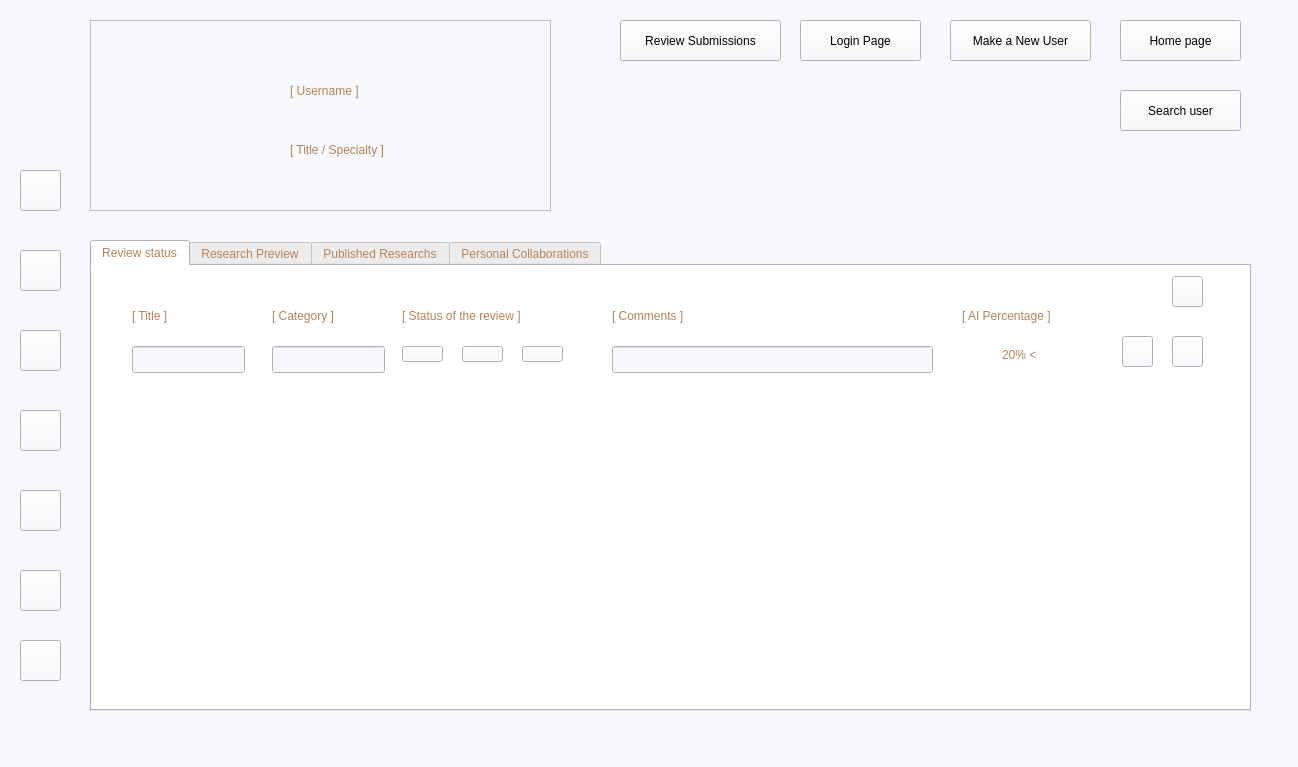
The window that mainwindow.ui (Confused-Guy/Smart-research-publication-management) describes before a commit, drawn with Qt 5.
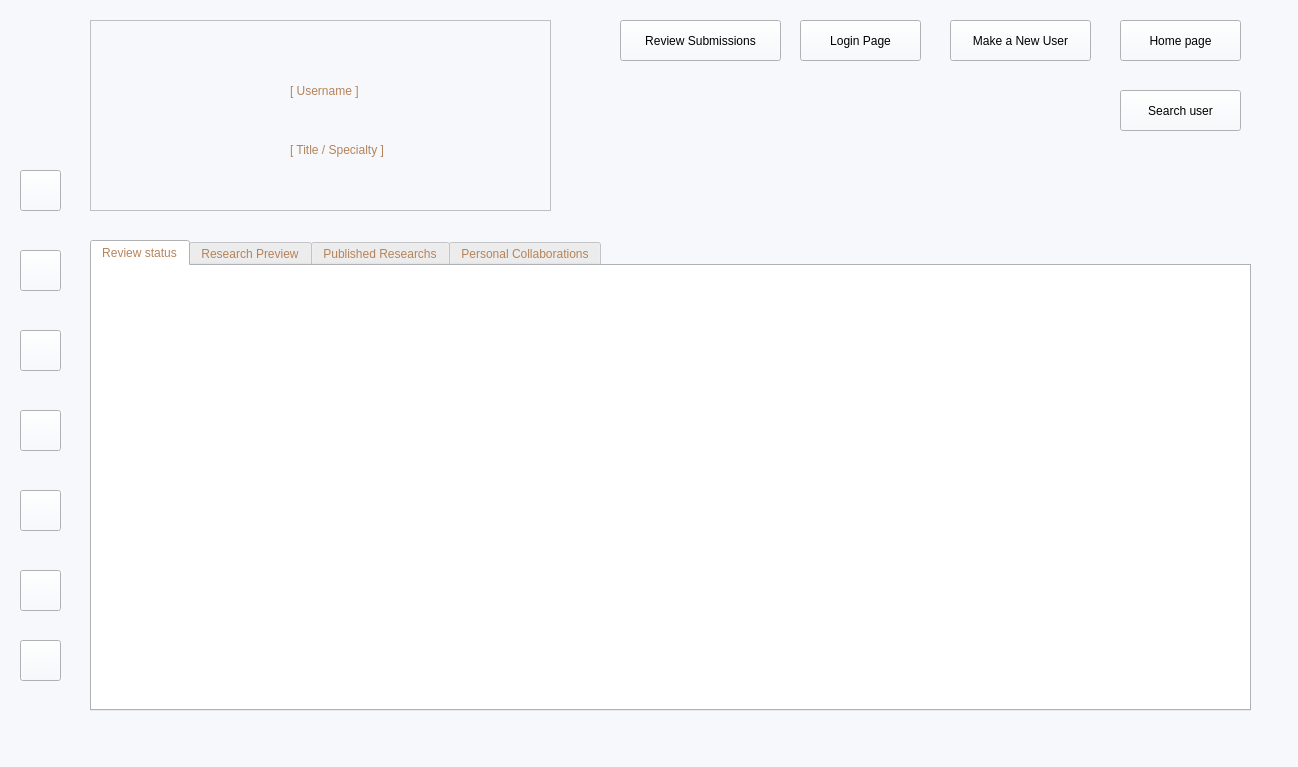
The same window after the commit. The open tabs and pages were chosen to show the change. Icons and pictures are not drawn.

The edit to the form file:
```diff
--- a/mainwindow.ui
+++ b/mainwindow.ui
@@ -1565,219 +1565,6 @@
        <attribute name="title">
         <string>Review status</string>
        </attribute>
-       <widget class="QLabel" name="label_29">
-        <property name="geometry">
-         <rect>
-          <x>40</x>
-          <y>40</y>
-          <width>61</width>
-          <height>19</height>
-         </rect>
-        </property>
-        <property name="text">
-         <string>[ Title ]   </string>
-        </property>
-       </widget>
-       <widget class="QLabel" name="label_30">
-        <property name="geometry">
-         <rect>
-          <x>310</x>
-          <y>40</y>
-          <width>171</width>
-          <height>19</height>
-         </rect>
-        </property>
-        <property name="text">
-         <string>[ Status of the review ]</string>
-        </property>
-       </widget>
-       <widget class="QLabel" name="label_31">
-        <property name="geometry">
-         <rect>
-          <x>180</x>
-          <y>40</y>
-          <width>91</width>
-          <height>19</height>
-         </rect>
-        </property>
-        <property name="text">
-         <string>[ Category ]</string>
-        </property>
-       </widget>
-       <widget class="QLabel" name="label_32">
-        <property name="geometry">
-         <rect>
-          <x>520</x>
-          <y>40</y>
-          <width>111</width>
-          <height>19</height>
-         </rect>
-        </property>
-        <property name="text">
-         <string>[ Comments ]</string>
-        </property>
-       </widget>
-       <widget class="QLineEdit" name="lineEdit">
-        <property name="geometry">
-         <rect>
-          <x>180</x>
-          <y>80</y>
-          <width>113</width>
-          <height>27</height>
-         </rect>
-        </property>
-       </widget>
-       <widget class="QLineEdit" name="lineEdit_2">
-        <property name="geometry">
-         <rect>
-          <x>40</x>
-          <y>80</y>
-          <width>113</width>
-          <height>27</height>
-         </rect>
-        </property>
-       </widget>
-       <widget class="QPushButton" name="approve">
-        <property name="geometry">
-         <rect>
-          <x>310</x>
-          <y>80</y>
-          <width>41</width>
-          <height>16</height>
-         </rect>
-        </property>
-        <property name="text">
-         <string/>
-        </property>
-        <property name="icon">
-         <iconset>
-          <normaloff>icons/thumbs-up.svg</normaloff>icons/thumbs-up.svg</iconset>
-        </property>
-       </widget>
-       <widget class="QPushButton" name="pending">
-        <property name="geometry">
-         <rect>
-          <x>370</x>
-          <y>80</y>
-          <width>41</width>
-          <height>16</height>
-         </rect>
-        </property>
-        <property name="text">
-         <string/>
-        </property>
-        <property name="icon">
-         <iconset>
-          <normaloff>icons/clock.svg</normaloff>icons/clock.svg</iconset>
-        </property>
-       </widget>
-       <widget class="QPushButton" name="denied">
-        <property name="geometry">
-         <rect>
-          <x>430</x>
-          <y>80</y>
-          <width>41</width>
-          <height>16</height>
-         </rect>
-        </property>
-        <property name="text">
-         <string/>
-        </property>
-        <property name="icon">
-         <iconset>
-          <normaloff>icons/x.svg</normaloff>icons/x.svg</iconset>
-        </property>
-       </widget>
-       <widget class="QLineEdit" name="lineEdit_3">
-        <property name="geometry">
-         <rect>
-          <x>520</x>
-          <y>80</y>
-          <width>321</width>
-          <height>27</height>
-         </rect>
-        </property>
-       </widget>
-       <widget class="QPushButton" name="pushButton_4">
-        <property name="geometry">
-         <rect>
-          <x>1080</x>
-          <y>70</y>
-          <width>31</width>
-          <height>31</height>
-         </rect>
-        </property>
-        <property name="text">
-         <string/>
-        </property>
-        <property name="icon">
-         <iconset>
-          <normaloff>icons/trash-2.svg</normaloff>icons/trash-2.svg</iconset>
-        </property>
-       </widget>
-       <widget class="QPushButton" name="pushButton_5">
-        <property name="geometry">
-         <rect>
-          <x>1030</x>
-          <y>70</y>
-          <width>31</width>
-          <height>31</height>
-         </rect>
-        </property>
-        <property name="text">
-         <string/>
-        </property>
-        <property name="icon">
-         <iconset>
-          <normaloff>icons/edit.svg</normaloff>icons/edit.svg</iconset>
-        </property>
-       </widget>
-       <widget class="QLabel" name="label_8">
-        <property name="geometry">
-         <rect>
-          <x>870</x>
-          <y>40</y>
-          <width>131</width>
-          <height>19</height>
-         </rect>
-        </property>
-        <property name="text">
-         <string>[ AI Percentage ]</string>
-        </property>
-       </widget>
-       <widget class="QLabel" name="label_13">
-        <property name="geometry">
-         <rect>
-          <x>910</x>
-          <y>80</y>
-          <width>70</width>
-          <height>19</height>
-         </rect>
-        </property>
-        <property name="text">
-         <string>20% &lt;</string>
-        </property>
-       </widget>
-       <widget class="QPushButton" name="exportPDF">
-        <property name="geometry">
-         <rect>
-          <x>1080</x>
-          <y>10</y>
-          <width>31</width>
-          <height>31</height>
-         </rect>
-        </property>
-        <property name="toolTip">
-         <string>Export to PDF</string>
-        </property>
-        <property name="text">
-         <string/>
-        </property>
-        <property name="icon">
-         <iconset>
-          <normaloff>icons/printer.svg</normaloff>icons/printer.svg</iconset>
-        </property>
-       </widget>
       </widget>
       <widget class="QWidget" name="tab_3">
        <attribute name="icon">
```
Left out of the diff: 6 changed lines with no effect on the pictures.
